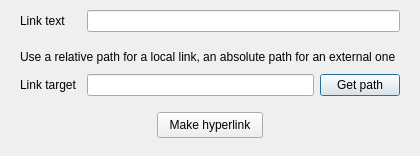
VitalyGladyshev/GB-text-editor, file hyperlinkdialog.ui: the form before one commit.
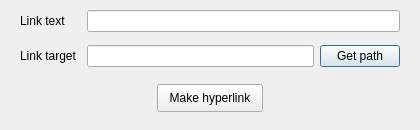
The form after the commit.

```diff
--- a/hyperlinkdialog.ui
+++ b/hyperlinkdialog.ui
@@ -7,7 +7,7 @@
     <x>0</x>
     <y>0</y>
     <width>420</width>
-    <height>156</height>
+    <height>130</height>
    </rect>
   </property>
   <property name="sizePolicy">
@@ -25,7 +25,7 @@
   <property name="maximumSize">
    <size>
     <width>16777215</width>
-    <height>156</height>
+    <height>130</height>
    </size>
   </property>
   <property name="windowTitle">
@@ -72,25 +72,6 @@
      </layout>
     </widget>
    </item>
-   <item>
-    <widget class="QWidget" name="widget_4" native="true">
-     <layout class="QHBoxLayout" name="horizontalLayout_4">
-      <property name="topMargin">
-       <number>5</number>
-      </property>
-      <property name="bottomMargin">
-       <number>1</number>
-      </property>
-      <item>
-       <widget class="QLabel" name="label">
-        <property name="text">
-         <string>Use a relative path for a local link, an absolute path for an external one </string>
-        </property>
-       </widget>
-      </item>
-     </layout>
-    </widget>
-   </item>
    <item>
     <widget class="QWidget" name="widget_2" native="true">
      <layout class="QHBoxLayout" name="horizontalLayout_2">
@@ -165,7 +146,7 @@
         <property name="minimumSize">
          <size>
           <width>106</width>
-          <height>26</height>
+          <height>28</height>
          </size>
         </property>
         <property name="text">
```
